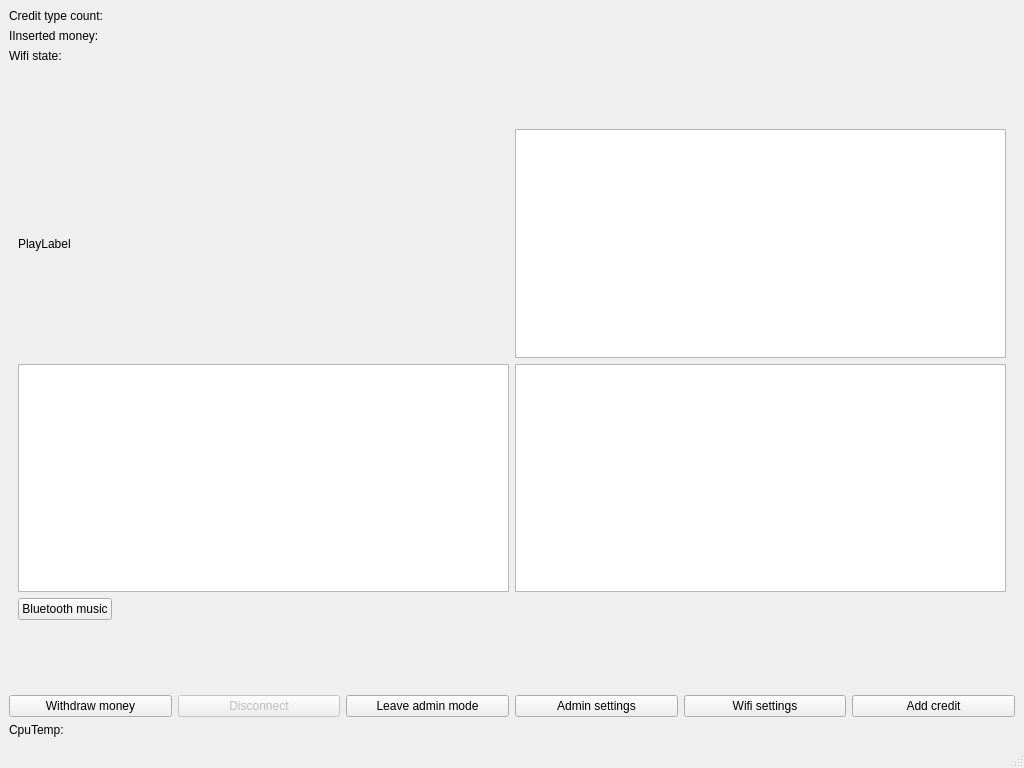
Above: blue-app/ui/MainWindow.ui from matus-u/sz-bluetooth before the change. Below: the same form after it.
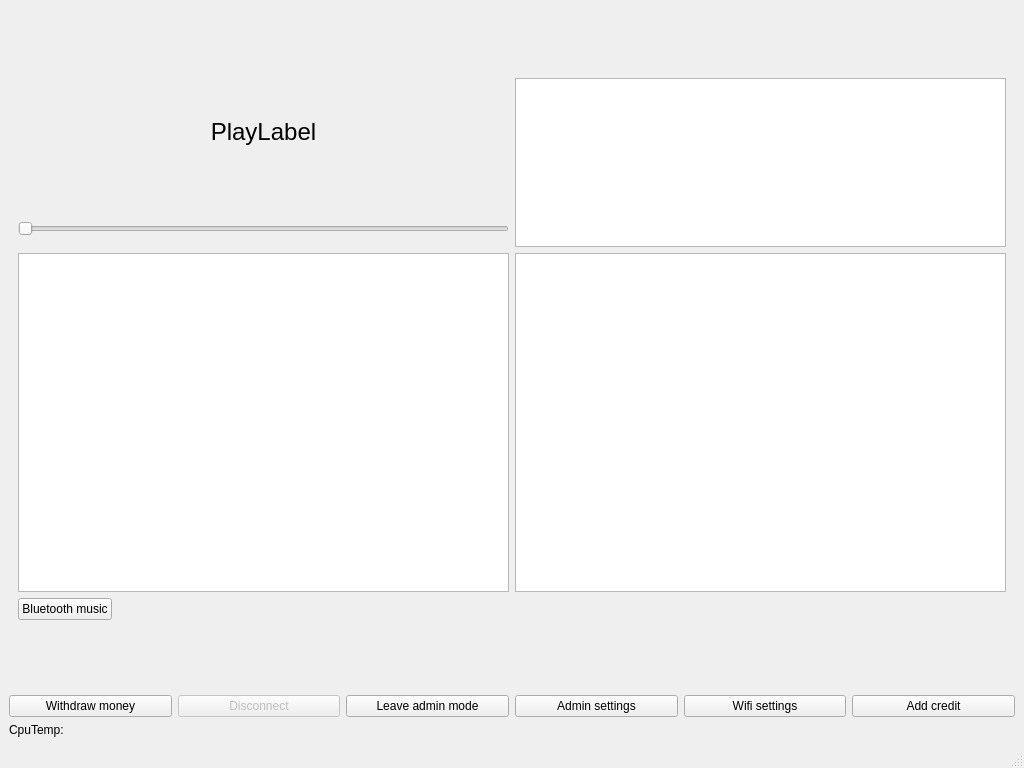
That is the form after the change.

Commit message: implement slider

The edit to the form file:
```diff
--- a/blue-app/ui/MainWindow.ui
+++ b/blue-app/ui/MainWindow.ui
@@ -16,66 +16,17 @@
   <widget class="QWidget" name="centralwidget">
    <layout class="QHBoxLayout" name="horizontalLayout_3" stretch="6">
     <item>
-     <layout class="QVBoxLayout" name="verticalLayout" stretch="0,0,0,0,0,0">
+     <layout class="QVBoxLayout" name="verticalLayout" stretch="0,0,0,0,0">
       <item>
-       <layout class="QFormLayout" name="formLayout">
-        <item row="0" column="0">
-         <widget class="QLabel" name="label">
-          <property name="text">
-           <string>Credit type count:</string>
-          </property>
-         </widget>
-        </item>
-        <item row="0" column="1">
-         <widget class="QLabel" name="actualCreditValue">
-          <property name="text">
-           <string/>
-          </property>
-          <property name="alignment">
-           <set>Qt::AlignRight|Qt::AlignTrailing|Qt::AlignVCenter</set>
-          </property>
-         </widget>
-        </item>
-        <item row="2" column="0">
-         <widget class="QLabel" name="label_2">
-          <property name="text">
-           <string>Wifi state:</string>
-          </property>
-         </widget>
-        </item>
-        <item row="2" column="1">
-         <widget class="QLabel" name="wifiStateLabel">
-          <property name="text">
-           <string/>
-          </property>
-          <property name="alignment">
-           <set>Qt::AlignRight|Qt::AlignTrailing|Qt::AlignVCenter</set>
-          </property>
-         </widget>
-        </item>
-        <item row="1" column="0">
-         <widget class="QLabel" name="label_3">
-          <property name="text">
-           <string>IInserted money:</string>
-          </property>
-         </widget>
-        </item>
-        <item row="1" column="1">
-         <widget class="QLabel" name="actualMoneyValue">
-          <property name="text">
-           <string/>
-          </property>
-          <property name="alignment">
-           <set>Qt::AlignRight|Qt::AlignTrailing|Qt::AlignVCenter</set>
-          </property>
-         </widget>
-        </item>
-       </layout>
-      </item>
-      <item>
-       <layout class="QHBoxLayout" name="horizontalLayout_6" stretch="1,0">
+       <layout class="QHBoxLayout" name="horizontalLayout_6" stretch="0,0,0">
         <item>
          <widget class="QLabel" name="insertNewCoinLabel">
+          <property name="sizePolicy">
+           <sizepolicy hsizetype="MinimumExpanding" vsizetype="Preferred">
+            <horstretch>0</horstretch>
+            <verstretch>0</verstretch>
+           </sizepolicy>
+          </property>
           <property name="font">
            <font>
             <pointsize>15</pointsize>
@@ -89,7 +40,7 @@
         <item>
          <widget class="QLabel" name="coinImageLabel">
           <property name="sizePolicy">
-           <sizepolicy hsizetype="Minimum" vsizetype="Minimum">
+           <sizepolicy hsizetype="Preferred" vsizetype="Preferred">
             <horstretch>0</horstretch>
             <verstretch>0</verstretch>
            </sizepolicy>
@@ -105,6 +56,46 @@
           </property>
          </widget>
         </item>
+        <item>
+         <layout class="QVBoxLayout" name="verticalLayout_4">
+          <item>
+           <widget class="QLabel" name="actualCreditValue">
+            <property name="sizePolicy">
+             <sizepolicy hsizetype="Preferred" vsizetype="Preferred">
+              <horstretch>0</horstretch>
+              <verstretch>0</verstretch>
+             </sizepolicy>
+            </property>
+            <property name="text">
+             <string/>
+            </property>
+            <property name="alignment">
+             <set>Qt::AlignRight|Qt::AlignTrailing|Qt::AlignVCenter</set>
+            </property>
+           </widget>
+          </item>
+          <item>
+           <widget class="QLabel" name="actualMoneyValue">
+            <property name="text">
+             <string/>
+            </property>
+            <property name="alignment">
+             <set>Qt::AlignRight|Qt::AlignTrailing|Qt::AlignVCenter</set>
+            </property>
+           </widget>
+          </item>
+          <item>
+           <widget class="QLabel" name="wifiStateLabel">
+            <property name="text">
+             <string/>
+            </property>
+            <property name="alignment">
+             <set>Qt::AlignRight|Qt::AlignTrailing|Qt::AlignVCenter</set>
+            </property>
+           </widget>
+          </item>
+         </layout>
+        </item>
        </layout>
       </item>
       <item>
@@ -121,14 +112,7 @@
         <widget class="QWidget" name="pageMain">
          <layout class="QVBoxLayout" name="verticalLayout_3">
           <item>
-           <layout class="QGridLayout" name="gridLayout_2">
-            <item row="0" column="0">
-             <widget class="QLabel" name="playLabel">
-              <property name="text">
-               <string>PlayLabel</string>
-              </property>
-             </widget>
-            </item>
+           <layout class="QGridLayout" name="gridLayout_2" rowstretch="1,2" columnstretch="0,0">
             <item row="1" column="1">
              <widget class="QTableWidget" name="songsWidget">
               <property name="styleSheet">
@@ -248,6 +232,63 @@
               </attribute>
              </widget>
             </item>
+            <item row="0" column="0">
+             <layout class="QVBoxLayout" name="verticalLayout_6" stretch="3,0,1">
+              <item>
+               <widget class="QLabel" name="playLabel">
+                <property name="sizePolicy">
+                 <sizepolicy hsizetype="Preferred" vsizetype="MinimumExpanding">
+                  <horstretch>0</horstretch>
+                  <verstretch>0</verstretch>
+                 </sizepolicy>
+                </property>
+                <property name="font">
+                 <font>
+                  <pointsize>18</pointsize>
+                 </font>
+                </property>
+                <property name="text">
+                 <string>PlayLabel</string>
+                </property>
+                <property name="alignment">
+                 <set>Qt::AlignCenter</set>
+                </property>
+               </widget>
+              </item>
+              <item>
+               <widget class="QLabel" name="timeLabel">
+                <property name="sizePolicy">
+                 <sizepolicy hsizetype="Preferred" vsizetype="MinimumExpanding">
+                  <horstretch>0</horstretch>
+                  <verstretch>0</verstretch>
+                 </sizepolicy>
+                </property>
+                <property name="text">
+                 <string/>
+                </property>
+                <property name="alignment">
+                 <set>Qt::AlignBottom|Qt::AlignHCenter</set>
+                </property>
+               </widget>
+              </item>
+              <item>
+               <widget class="QSlider" name="playSlider">
+                <property name="sizePolicy">
+                 <sizepolicy hsizetype="Expanding" vsizetype="MinimumExpanding">
+                  <horstretch>0</horstretch>
+                  <verstretch>0</verstretch>
+                 </sizepolicy>
+                </property>
+                <property name="orientation">
+                 <enum>Qt::Horizontal</enum>
+                </property>
+                <property name="invertedAppearance">
+                 <bool>false</bool>
+                </property>
+               </widget>
+              </item>
+             </layout>
+            </item>
            </layout>
           </item>
           <item>
```
The commit also changes 5 other files.
